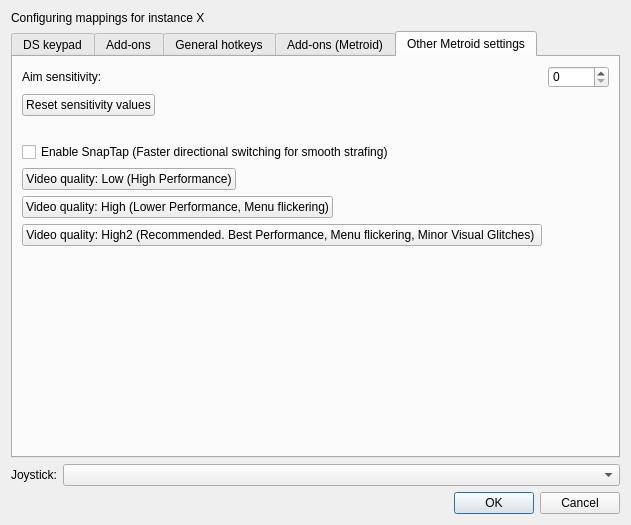
melonDS-emu/melonDS, file src/frontend/qt_sdl/InputConfig/InputConfigDialog.ui: the form before one commit.
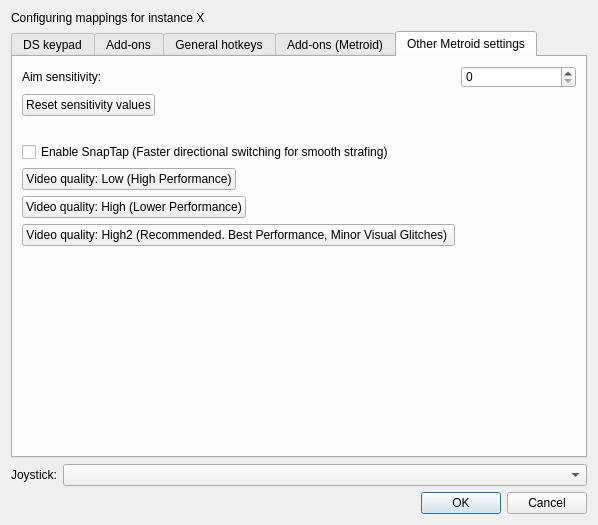
The form after the commit. The open tabs and pages were chosen to show the change. Icons and pictures are not drawn.

Commit message: Removed needless sentence

The edit to the form file:
```diff
--- a/src/frontend/qt_sdl/InputConfig/InputConfigDialog.ui
+++ b/src/frontend/qt_sdl/InputConfig/InputConfigDialog.ui
@@ -2357,7 +2357,7 @@
 			    <item row="5" column="0">
 				    <widget class="QPushButton" name="metroidSetVideoQualityToHigh">
 					    <property name="text">
-						    <string>Video quality: High (Lower Performance, Menu flickering)</string>
+						    <string>Video quality: High (Lower Performance)</string>
 					    </property>
 				    </widget>
 			    </item>
@@ -2366,7 +2366,7 @@
 				<item row="6" column="0">
 					<widget class="QPushButton" name="metroidSetVideoQualityToHigh2">
 						<property name="text">
-							<string>Video quality: High2 (Recommended. Best Performance, Menu flickering, Minor Visual Glitches) </string>
+							<string>Video quality: High2 (Recommended. Best Performance, Minor Visual Glitches) </string>
 						</property>
 					</widget>
 				</item>
```
